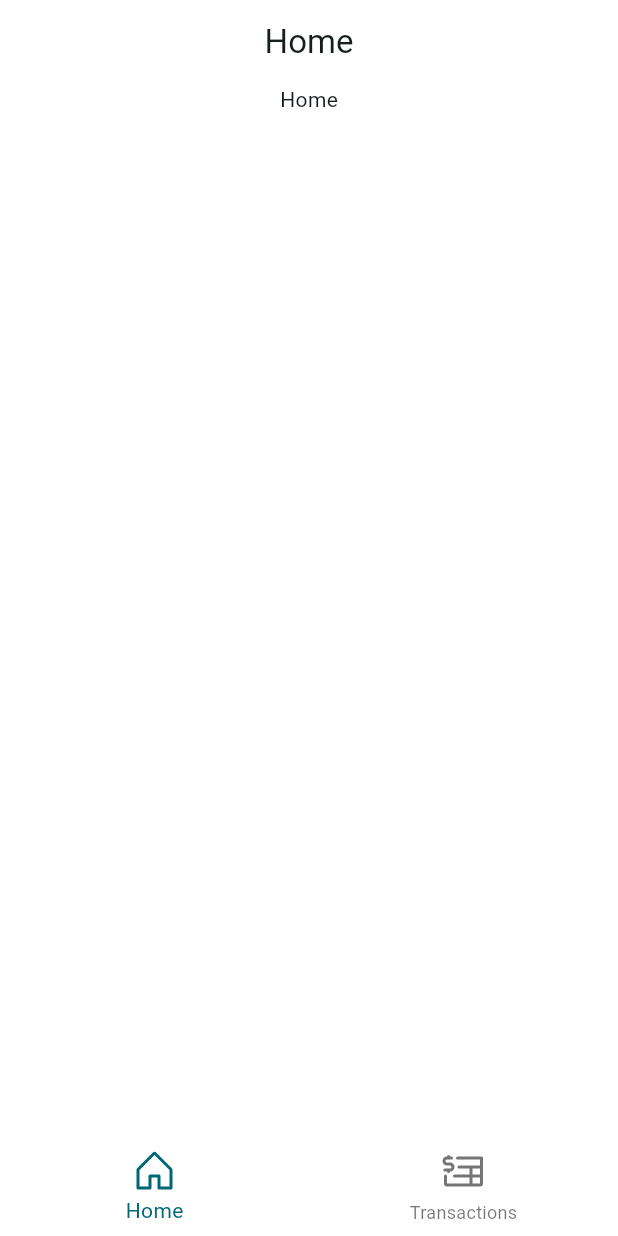
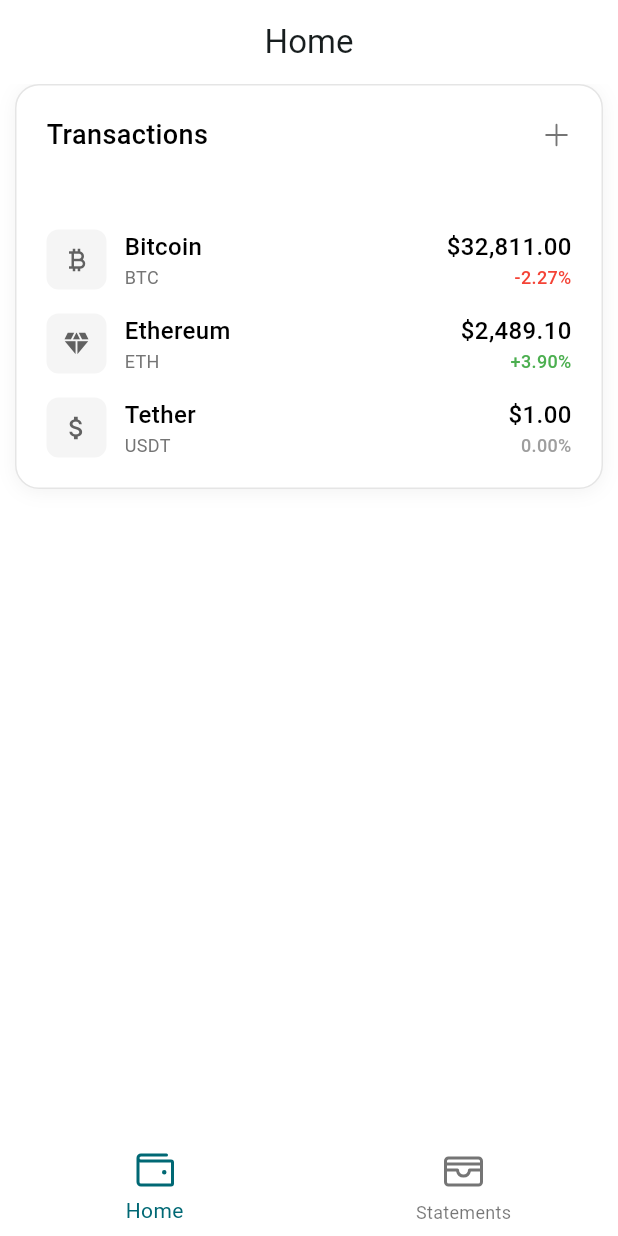
Before and after one commit to Apisit250aps/SavingQuests, a Flutter app: the screen it shows after launch, on a phone screen of 412 x 824 dp. Run offline on Flutter 3.47's test engine with Material 3 defaults, Android fonts, the phone set to English and light mode, and no system bars; our stand-ins replace get, phosphor_flutter.

Commit message:
transactions ui

```diff
--- /dev/null
+++ b/lib/components/app/transaction/transaction_card.dart
@@ -0,0 +1,76 @@
+import 'package:flutter/material.dart';
+import 'package:phosphor_flutter/phosphor_flutter.dart';
+import 'package:save_quests/components/app/transaction/transaction_item.dart';
+import 'package:save_quests/components/share/app_card.dart';
+
+class TransactionsCard extends StatelessWidget {
+  const TransactionsCard({super.key});
+
+  @override
+  Widget build(BuildContext context) {
+    return AppCard(
+      child: Column(
+        crossAxisAlignment: CrossAxisAlignment.start,
+        children: [
+          // Header
+          Row(
+            children: [
+              const Text(
+                'Transactions',
+                style: TextStyle(
+                  color: Colors.black,
+                  fontSize: 18,
+                  fontWeight: FontWeight.w500,
+                ),
+              ),
+              const Spacer(),
+              InkWell(
+                onTap: () {
+                  print(">>> hello world");
+                },
+                child: Icon(
+                  PhosphorIcons.plus(),
+                  color: Colors.grey[600],
+                  size: 20,
+                ),
+              ),
+            ],
+          ),
+          const SizedBox(height: 50),
+          Column(
+            children: [
+              // Bitcoin
+              TransactionItem(
+                icon: Icons.currency_bitcoin,
+                name: 'Bitcoin',
+                symbol: 'BTC',
+                price: '\$32,811.00',
+                change: '-2.27%',
+                isPositive: false,
+              ),
+              const SizedBox(height: 16),
+              // Ethereum
+              TransactionItem(
+                icon: Icons.diamond,
+                name: 'Ethereum',
+                symbol: 'ETH',
+                price: '\$2,489.10',
+                change: '+3.90%',
+                isPositive: true,
+              ),
+              const SizedBox(height: 16),
+              TransactionItem(
+                icon: Icons.attach_money,
+                name: 'Tether',
+                symbol: 'USDT',
+                price: '\$1.00',
+                change: '0.00%',
+                isPositive: null,
+              ),
+            ],
+          ),
+        ],
+      ),
+    );
+  }
+}
--- /dev/null
+++ b/lib/components/app/transaction/transaction_item.dart
@@ -0,0 +1,100 @@
+import 'package:flutter/material.dart';
+
+class TransactionItem extends StatelessWidget {
+  final IconData icon;
+  final String name;
+  final String symbol;
+  final String price;
+  final String change;
+  final bool? isPositive;
+
+  const TransactionItem({
+    super.key,
+    required this.icon,
+    required this.name,
+    required this.symbol,
+    required this.price,
+    required this.change,
+    this.isPositive,
+  });
+
+  @override
+  Widget build(BuildContext context) {
+    Color changeColor;
+    if (isPositive == null) {
+      changeColor = Colors.grey;
+    } else if (isPositive!) {
+      changeColor = Colors.green;
+    } else {
+      changeColor = Colors.red;
+    }
+
+    return Row(
+      children: [
+        // Icon
+        Container(
+          width: 40,
+          height: 40,
+          decoration: BoxDecoration(
+            color: const Color(0xFFF5F5F5),
+            borderRadius: BorderRadius.circular(8),
+          ),
+          child: Icon(icon, color: Colors.grey[700], size: 20),
+        ),
+        const SizedBox(width: 12),
+
+        // Name and Symbol
+        Expanded(
+          child: Column(
+            crossAxisAlignment: CrossAxisAlignment.start,
+            children: [
+              Text(
+                name,
+                style: const TextStyle(
+                  color: Colors.black,
+                  fontSize: 16,
+                  fontWeight: FontWeight.w500,
+                ),
+              ),
+              Text(
+                symbol,
+                style: TextStyle(color: Colors.grey[600], fontSize: 12),
+              ),
+            ],
+          ),
+        ),
+
+        // Chart placeholder (simple line)
+        // Container(
+        //   width: 60,
+        //   height: 30,
+        //   child: CustomPaint(painter: MiniChartPainter(isPositive: isPositive)),
+        // ),
+        const SizedBox(width: 12),
+
+        // Price and Change
+        Column(
+          crossAxisAlignment: CrossAxisAlignment.end,
+          children: [
+            Text(
+              price,
+              style: const TextStyle(
+                color: Colors.black,
+                fontSize: 16,
+                fontWeight: FontWeight.w500,
+              ),
+            ),
+            Text(
+              change,
+              style: TextStyle(
+                color: changeColor,
+                fontSize: 12,
+                fontWeight: FontWeight.w500,
+              ),
+            ),
+          ],
+        ),
+      ],
+    );
+  }
+}
--- /dev/null
+++ b/lib/components/share/app_card.dart
@@ -0,0 +1,28 @@
+import 'package:flutter/material.dart';
+import 'package:get/get.dart';
+
+class AppCard extends StatelessWidget {
+  final Widget? child;
+  const AppCard({super.key, this.child});
+
+  @override
+  Widget build(BuildContext context) {
+    return Container(
+      width: Get.width,
+      padding: const EdgeInsets.all(20),
+      decoration: BoxDecoration(
+        color: Colors.white,
+        borderRadius: BorderRadius.circular(16),
+        border: Border.all(color: const Color(0xFFE5E5E5), width: 1),
+        boxShadow: [
+          BoxShadow(
+            color: Colors.black.withAlpha((255.0 * 0.05).round()),
+            blurRadius: 10,
+            offset: const Offset(0, 2),
+          ),
+        ],
+      ),
+      child: child,
+    );
+  }
+}
--- a/lib/controllers/view_controller.dart
+++ b/lib/controllers/view_controller.dart
@@ -12,13 +12,13 @@ class ViewController extends GetxController {
   final List<ViewItem> views = [
     ViewItem(
       view: HomeView(),
-      icon: Icon(PhosphorIcons.house(), size: 32.0),
+      icon: Icon(PhosphorIcons.wallet(), size: 32.0),
       title: "Home",
     ),
     ViewItem(
       view: TransactionsView(),
-      icon: Icon(PhosphorIcons.invoice(), size: 32.0),
-      title: "Transactions",
+      icon: Icon(PhosphorIcons.cardholder(), size: 32.0),
+      title: "Statements",
     ),
   ];
 
--- a/lib/main.dart
+++ b/lib/main.dart
@@ -10,7 +10,6 @@ void main() {
 class SavingQuests extends StatelessWidget {
   const SavingQuests({super.key});
 
-  // This widget is the root of your application.
   @override
   Widget build(BuildContext context) {
     return GetMaterialApp(
@@ -27,7 +26,7 @@ class SavingQuests extends StatelessWidget {
           backgroundColor: Colors.white,
           elevation: 0,
         ),
-        scaffoldBackgroundColor: Colors.white
+        scaffoldBackgroundColor: Colors.white,
       ),
       initialBinding: InitialBinding(),
       home: const MainView(),
--- a/lib/views/home/home_view.dart
+++ b/lib/views/home/home_view.dart
@@ -1,10 +1,14 @@
 import 'package:flutter/material.dart';
+import 'package:save_quests/components/app/transaction/transaction_card.dart';
 
 class HomeView extends StatelessWidget {
   const HomeView({super.key});
 
   @override
   Widget build(BuildContext context) {
-    return SingleChildScrollView(child: Column(children: [Text("Home")]));
+    return SingleChildScrollView(
+      padding: const EdgeInsets.symmetric(horizontal: 10),
+      child: Column(children: [TransactionsCard()]),
+    );
   }
 }
```
